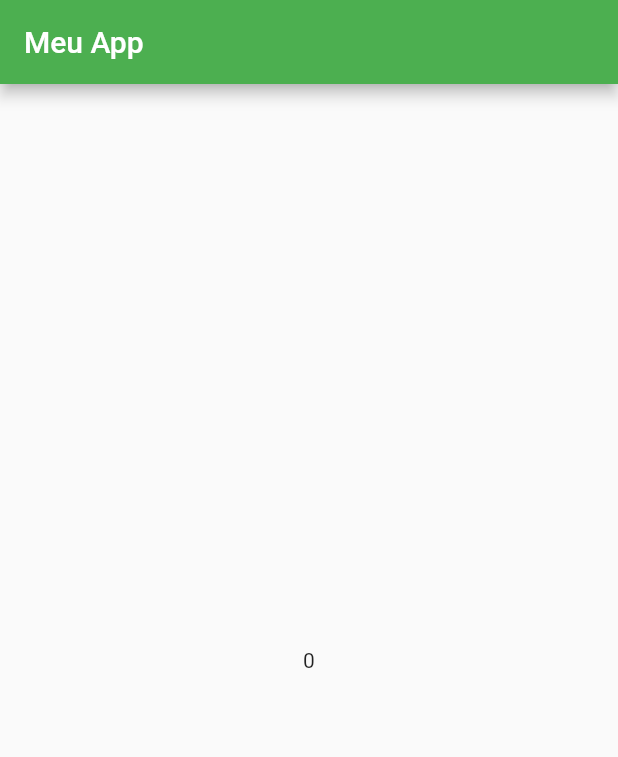
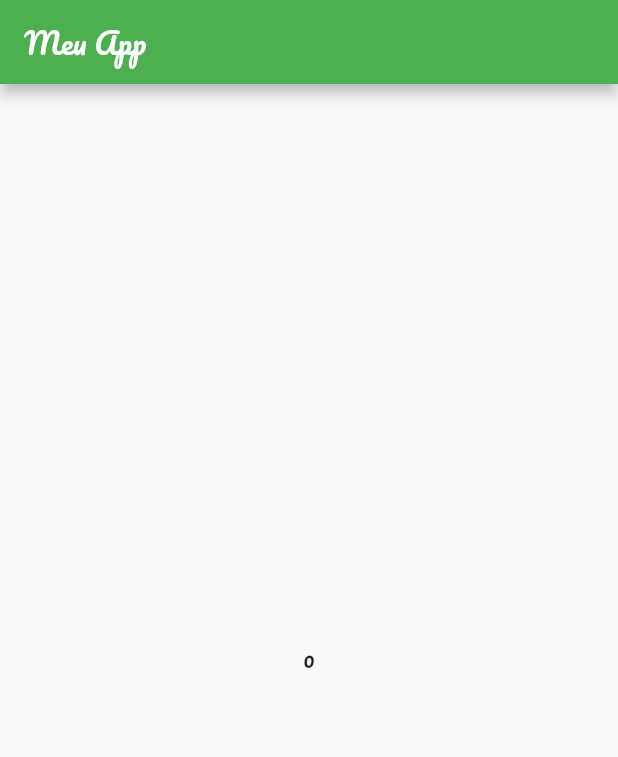
Before and after one commit to FilipeMaiaBR45/trilhaapp-dio, a Flutter app: the screen it shows after launch, on a phone screen of 412 x 824 dp. Shown: the top 757 px of the screen. Run offline on Flutter 3.47's test engine with Material 2 defaults, Android fonts, the phone set to English and light mode, and no system bars; our stand-ins replace google_fonts.

Commit message:
changing and installing fonts

```diff
--- a/lib/my_app.dart
+++ b/lib/my_app.dart
@@ -1,4 +1,5 @@
 import 'package:flutter/material.dart';
+import 'package:google_fonts/google_fonts.dart';
 import 'package:trilhaapp/pages/home_page.dart';
 
 class MyApp extends StatelessWidget {
@@ -7,7 +8,9 @@ class MyApp extends StatelessWidget {
   @override
   Widget build(BuildContext context) {
     return MaterialApp(
-      theme: ThemeData(primarySwatch: Colors.green),
+      theme: ThemeData(
+          primarySwatch: Colors.green,
+          textTheme: GoogleFonts.pacificoTextTheme()),
       home: const HomePage(),
     );
   }
--- a/lib/pages/home_page.dart
+++ b/lib/pages/home_page.dart
@@ -1,6 +1,7 @@
 import 'dart:math';
 
 import 'package:flutter/material.dart';
+import 'package:google_fonts/google_fonts.dart';
 import 'package:trilhaapp/service/generate_random_number_service.dart';
 
 class HomePage extends StatefulWidget {
@@ -17,9 +18,16 @@ class _HomePageState extends State<HomePage> {
   Widget build(BuildContext context) {
     return Scaffold(
       appBar: AppBar(
-        title: const Text("Meu App"),
+        title: const Text(
+          "Meu App",
+          // style: GoogleFonts.pacifico(),
+        ),
       ),
-      body: Center(child: Text(numberGenerate.toString())),
+      body: Center(
+          child: Text(
+        numberGenerate.toString(),
+        //style: GoogleFonts.acme(fontSize: 20),
+      )),
       floatingActionButton: FloatingActionButton(
         child: const Icon(Icons.add_box),
         onPressed: () {
--- a/pubspec.yaml
+++ b/pubspec.yaml
@@ -28,6 +28,7 @@ environment:
 # the latest version available on pub.dev. To see which dependencies have newer
 # versions available, run `flutter pub outdated`.
 dependencies:
+  google_fonts: ^5.1.0
   flutter:
     sdk: flutter
 
```
Also changed, not shown: pubspec.lock, 1 other file.
